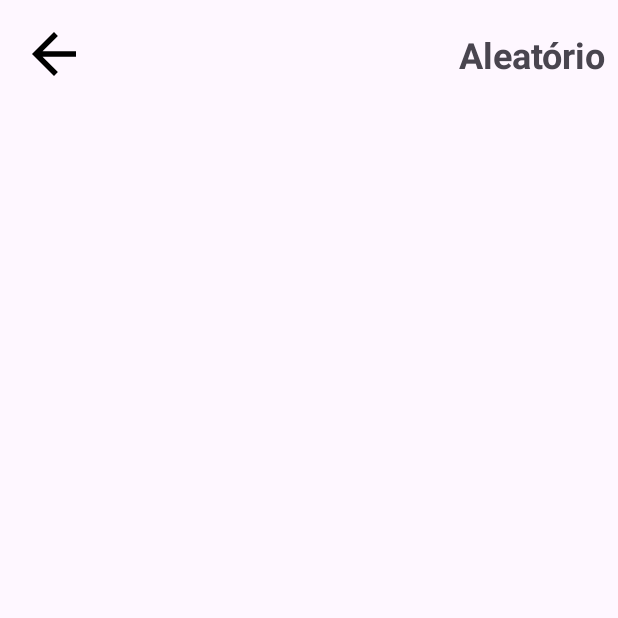
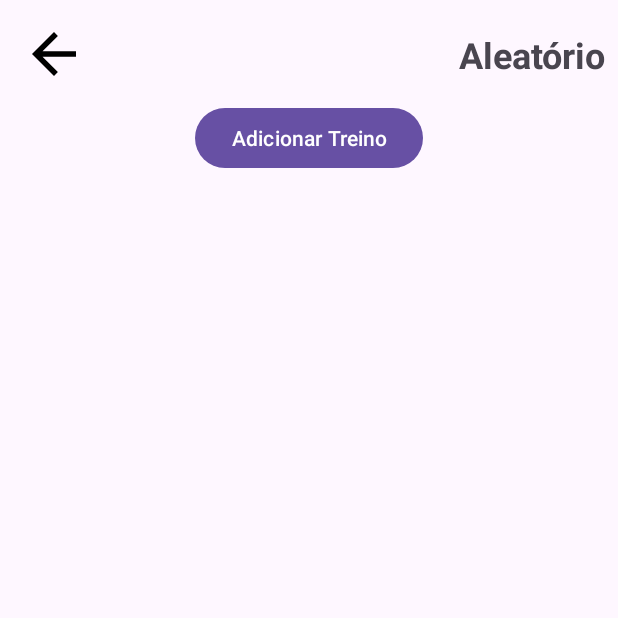
Before and after one commit to Reijunior-CM/LealApp_GYM, an Android app: the Aleatorio screen opened directly, with no data from a screen before it, on a phone screen of 412 x 824 dp, the top half of it. Run offline under Robolectric (Android 15) with nearby library versions, the phone set to English and light mode, and no system bars; our stand-ins replace Firebase (no records; nobody signed in at launch, a user with empty details on screens opened directly); 1 statement that could not run was skipped.

Commit message:
Commit inicial do LealApp_GYM

```diff
--- a/app/src/main/res/layout/activity_aleatorio.xml
+++ b/app/src/main/res/layout/activity_aleatorio.xml
@@ -40,4 +40,22 @@
         app:layout_constraintTop_toTopOf="@id/toolbarTreino"
         app:layout_constraintBottom_toBottomOf="@id/toolbarTreino"/>
 
+    <com.google.android.material.button.MaterialButton
+        android:id="@+id/btnAddTreino"
+        android:layout_width="wrap_content"
+        android:layout_height="wrap_content"
+        android:text="Adicionar Treino"
+        app:layout_constraintTop_toBottomOf="@id/toolbarTreino"
+        app:layout_constraintEnd_toEndOf="parent"
+        app:layout_constraintStart_toStartOf="parent"/>
+
+    <androidx.recyclerview.widget.RecyclerView
+        android:id="@+id/rvImages"
+        android:layout_width="0dp"
+        android:layout_height="0dp"
+        app:layout_constraintTop_toBottomOf="@id/btnAddTreino"
+        app:layout_constraintBottom_toBottomOf="parent"
+        app:layout_constraintStart_toStartOf="parent"
+        app:layout_constraintEnd_toEndOf="parent"/>
+
 </androidx.constraintlayout.widget.ConstraintLayout>
```
